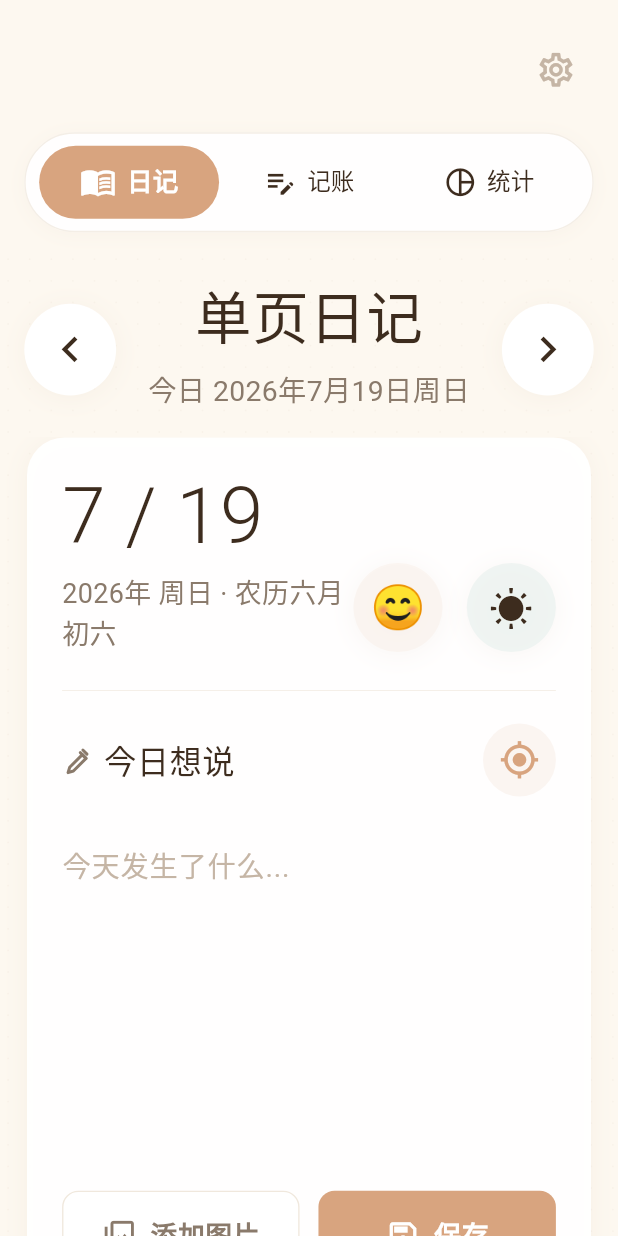
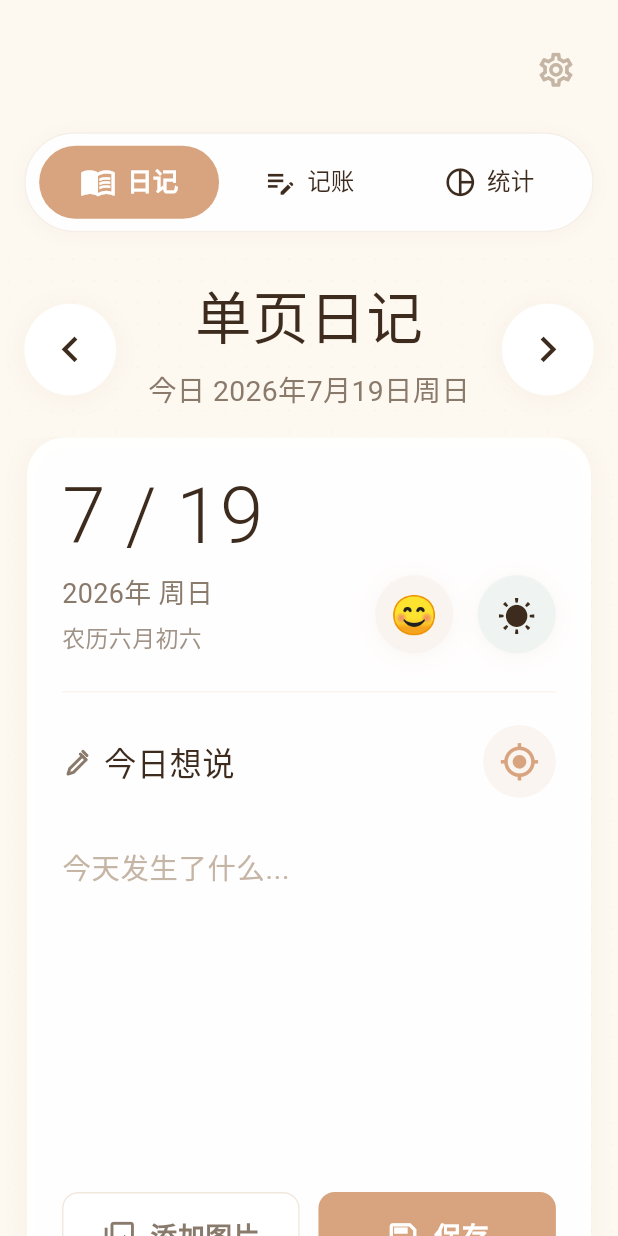
Before and after one commit to WildFlowerRed/TallyJie, a Flutter app: the screen it shows after launch, on a phone screen of 412 x 824 dp. Run offline on Flutter 3.47's test engine with Material 3 defaults, Android fonts, the light colour scheme and no system bars; our stand-ins replace flutter_riverpod, geocoding, geolocator, go_router, image_picker, shared_preferences and 1 more; accounts and stored records are empty.

```diff
--- a/lib/features/diary/presentation/pages/diary_page.dart
+++ b/lib/features/diary/presentation/pages/diary_page.dart
@@ -16,9 +16,12 @@ String _formatDiaryHeaderDate(DateTime date) {
   return '${date.year}年${date.month}月${date.day}日${DateHelpers.weekdayName(date)}';
 }
 
-String _formatDiaryCardSubtitle(DateTime date) {
-  return '${date.year}年 ${DateHelpers.weekdayName(date)} · ${_LunarCalendar.fullLabelFor(date)}';
-}
+String _formatDiaryCardYearWeekday(DateTime date) {
+  return '${date.year}年 ${DateHelpers.weekdayName(date)}';
+}
+
+String _formatDiaryCardLunar(DateTime date) =>
+    _LunarCalendar.fullLabelFor(date);
 
 String _weatherGlyph(String weather, String label) {
   switch (weather) {
@@ -984,10 +987,20 @@ class _DiaryContent extends StatelessWidget {
                           ),
                           const SizedBox(height: 12),
                           Text(
-                            _formatDiaryCardSubtitle(date),
+                            _formatDiaryCardYearWeekday(date),
                             style: AppTypography.caption.copyWith(
                               fontSize: 20,
                               color: AppColors.textSecondary,
+                            ),
+                          ),
+                          const SizedBox(height: 5),
+                          Text(
+                            _formatDiaryCardLunar(date),
+                            style: AppTypography.caption.copyWith(
+                              fontSize: 17,
+                              color: AppColors.textSecondary.withValues(
+                                alpha: 0.82,
+                              ),
                             ),
                           ),
                         ],
@@ -1353,12 +1366,23 @@ class _DiaryDetailPageState extends State<_DiaryDetailPage> {
                                         ),
                                         const SizedBox(height: 12),
                                         Text(
-                                          _formatDiaryCardSubtitle(
+                                          _formatDiaryCardYearWeekday(
                                             _entry.entryDate,
                                           ),
                                           style: AppTypography.caption.copyWith(
                                             fontSize: 20,
                                             color: AppColors.textSecondary,
+                                          ),
+                                        ),
+                                        const SizedBox(height: 5),
+                                        Text(
+                                          _formatDiaryCardLunar(
+                                            _entry.entryDate,
+                                          ),
+                                          style: AppTypography.caption.copyWith(
+                                            fontSize: 17,
+                                            color: AppColors.textSecondary
+                                                .withValues(alpha: 0.82),
                                           ),
                                         ),
                                       ],
@@ -3022,15 +3046,15 @@ class _IconBubble extends StatelessWidget {
         onTap: onTap,
         behavior: HitTestBehavior.opaque,
         child: Container(
-          width: 66,
-          height: 66,
+          width: 58,
+          height: 58,
           decoration: BoxDecoration(
             color: background.withValues(alpha: 0.72),
             shape: BoxShape.circle,
             boxShadow: AppShadows.card,
           ),
           alignment: Alignment.center,
-          child: Text(label, style: const TextStyle(fontSize: 32)),
+          child: Text(label, style: const TextStyle(fontSize: 28)),
         ),
       ),
     );
```
Also changed, not shown: lib/features/ledger/presentation/pages/ledger_page.dart (+6 -6 lines), lib/features/statistics/presentation/pages/statistics_page.dart (+115 -75 lines).
